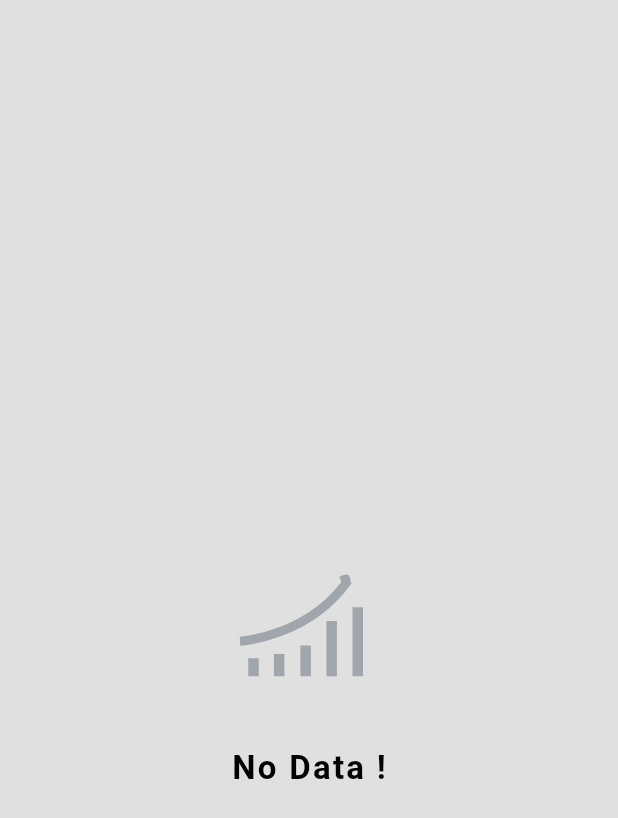
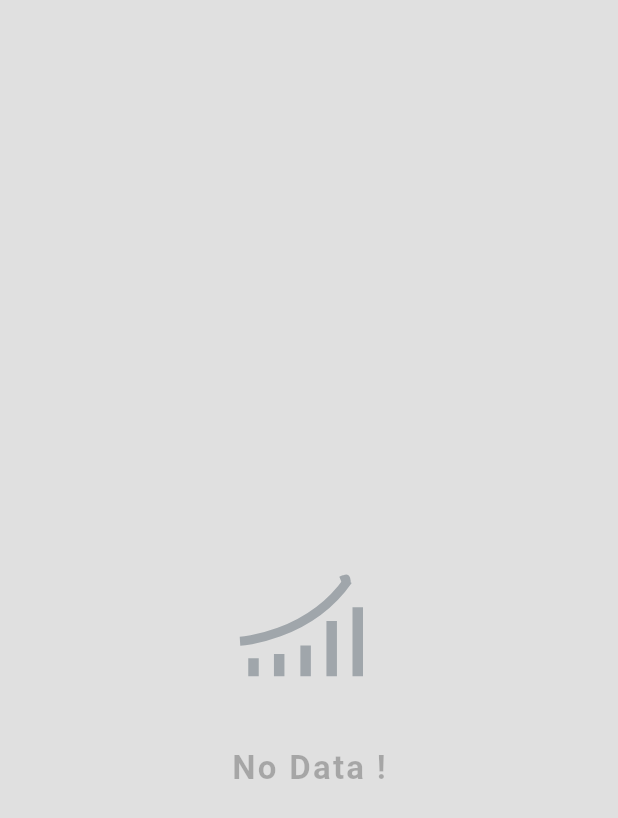
Before and after one commit to Nidhinlalp/SimpleMoneyManager, a Flutter app: the ExpenseGraph screen opened directly, on a phone screen of 412 x 824 dp. Shown: the top 818 px of the screen. Run offline on Flutter 3.47's test engine with Material 2 defaults, Android fonts, the phone set to English and light mode, and no system bars; our stand-ins replace auto_size_text, awesome_snackbar_content, curved_navigation_bar, flip_card, flutter_slidable, flutter_zoom_drawer and 9 more; accounts and stored records are empty.

Commit message:
ui update

```diff
--- a/lib/screens/graph/pages/expense_graph.dart
+++ b/lib/screens/graph/pages/expense_graph.dart
@@ -44,7 +44,7 @@ class _ExpenseGraphState extends State<ExpenseGraph> {
                             'No Data !',
                             style: TextStyle(
                               fontWeight: FontWeight.w600,
-                              color: Colors.black,
+                              color: Colors.black26,
                               fontSize: 22,
                               letterSpacing: 1.5,
                             ),
--- a/lib/screens/graph/pages/income_graph.dart
+++ b/lib/screens/graph/pages/income_graph.dart
@@ -44,7 +44,7 @@ class _IncomGraphState extends State<IncomGraph> {
                             'No Data !',
                             style: TextStyle(
                               fontWeight: FontWeight.w600,
-                              color: Colors.black,
+                              color: Colors.black26,
                               fontSize: 22,
                               letterSpacing: 1.5,
                             ),
```
